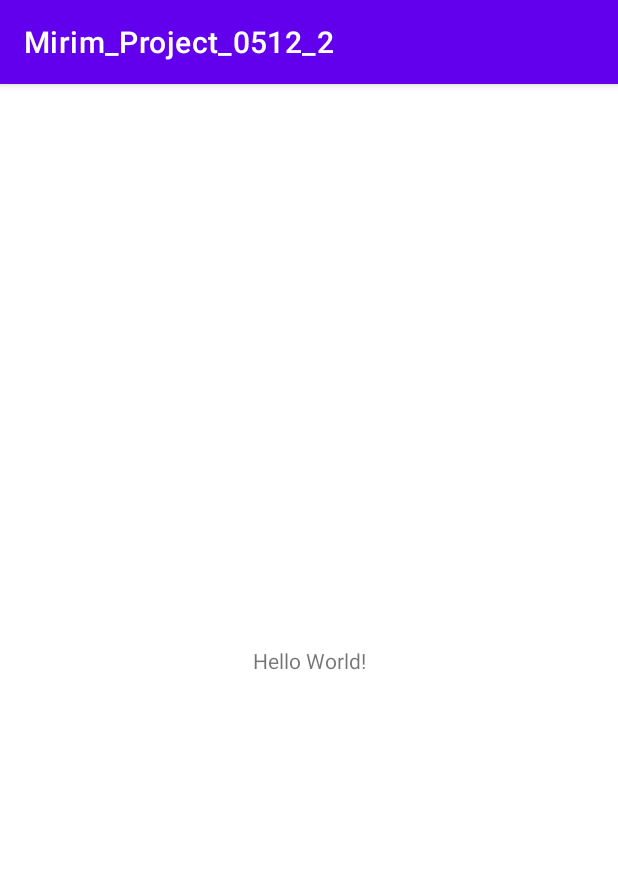
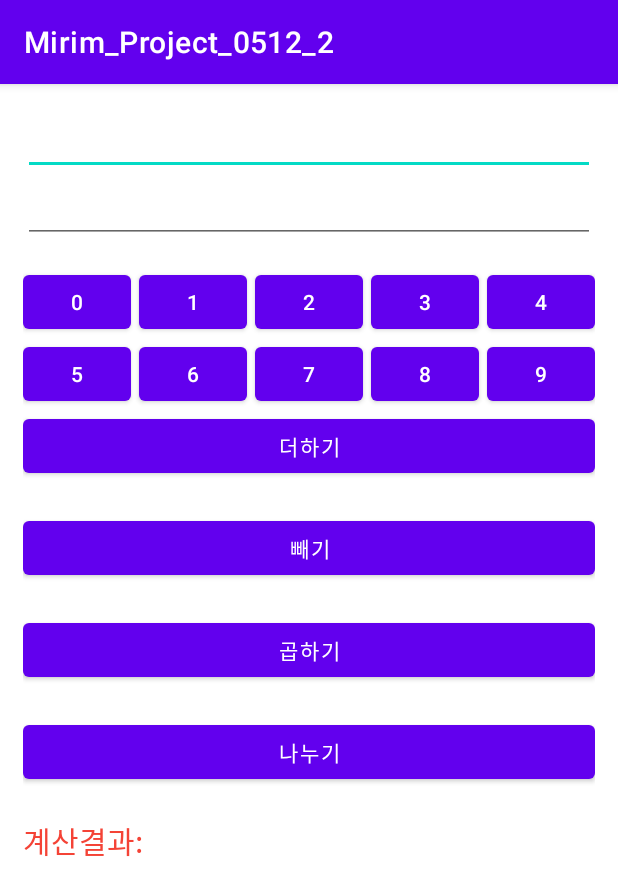
Before and after one commit to jihye1012/Mirim_Project_0512_2, an Android app: the screen it shows after launch (MainActivity), on a phone screen of 412 x 824 dp. Shown: the top 896 px of the screen. Run offline under Robolectric (Android 15) with nearby library versions, the phone set to English and light mode, and no system bars.

Commit message:
실습 5-2 필드 선언까지

```diff
--- a/app/src/main/java/kr/hs/emirim/s2127/mirim_project_0512_2/MainActivity.java
+++ b/app/src/main/java/kr/hs/emirim/s2127/mirim_project_0512_2/MainActivity.java
@@ -3,8 +3,16 @@ package kr.hs.emirim.s2127.mirim_project_0512_2;
 import androidx.appcompat.app.AppCompatActivity;
 
 import android.os.Bundle;
+import android.widget.Button;
+import android.widget.EditText;
+import android.widget.TextView;
 
 public class MainActivity extends AppCompatActivity {
+    EditText edit1, edit2;
+    int[] btnNumId = {R.id.btn0, R.id.btn1,R.id.btn2,R.id.btn3,R.id.btn4
+            ,R.id.btn5, R.id.btn6,R.id.btn7,R.id.btn8,R.id.btn9};
+    Button[] btnNum = new Button[10];
+    TextView textResult;
 
     @Override
     protected void onCreate(Bundle savedInstanceState) {
--- a/app/src/main/res/layout/activity_main.xml
+++ b/app/src/main/res/layout/activity_main.xml
@@ -1,18 +1,137 @@
 <?xml version="1.0" encoding="utf-8"?>
-<androidx.constraintlayout.widget.ConstraintLayout xmlns:android="http://schemas.android.com/apk/res/android"
+<LinearLayout xmlns:android="http://schemas.android.com/apk/res/android"
     xmlns:app="http://schemas.android.com/apk/res-auto"
     xmlns:tools="http://schemas.android.com/tools"
     android:layout_width="match_parent"
     android:layout_height="match_parent"
+    android:orientation="vertical"
+    android:padding="15dp"
     tools:context=".MainActivity">
 
+    <EditText
+        android:id="@+id/edit1"
+        android:layout_width="match_parent"
+        android:layout_height="wrap_content"/>
+
+    <EditText
+        android:id="@+id/edit2"
+        android:layout_width="match_parent"
+        android:layout_height="wrap_content"/>
+
+    <TableLayout
+        android:layout_marginTop="15dp"
+        android:layout_width="match_parent"
+        android:layout_height="wrap_content">
+        <TableRow>
+            <Button
+                android:id="@+id/btn0"
+                android:layout_weight="1"
+                android:layout_width="wrap_content"
+                android:layout_height="wrap_content"
+                android:layout_marginRight="5dp"
+                android:text="0"/>
+            <Button
+                android:id="@+id/btn1"
+                android:layout_weight="1"
+                android:layout_width="wrap_content"
+                android:layout_height="wrap_content"
+                android:layout_marginRight="5dp"
+                android:text="1"/>
+            <Button
+                android:id="@+id/btn2"
+                android:layout_weight="1"
+                android:layout_width="wrap_content"
+                android:layout_height="wrap_content"
+                android:layout_marginRight="5dp"
+                android:text="2"/>
+            <Button
+                android:id="@+id/btn3"
+                android:layout_weight="1"
+                android:layout_width="wrap_content"
+                android:layout_height="wrap_content"
+                android:layout_marginRight="5dp"
+                android:text="3"/>
+            <Button
+                android:id="@+id/btn4"
+                android:layout_weight="1"
+                android:layout_width="wrap_content"
+                android:layout_height="wrap_content"
+                android:text="4"/>
+        </TableRow>
+        <TableRow>
+            <Button
+                android:id="@+id/btn5"
+                android:layout_weight="1"
+                android:layout_width="wrap_content"
+                android:layout_height="wrap_content"
+                android:layout_marginRight="5dp"
+                android:text="5"/>
+            <Button
+                android:id="@+id/btn6"
+                android:layout_weight="1"
+                android:layout_width="wrap_content"
+                android:layout_height="wrap_content"
+                android:layout_marginRight="5dp"
+                android:text="6"/>
+            <Button
+                android:id="@+id/btn7"
+                android:layout_weight="1"
+                android:layout_width="wrap_content"
+                android:layout_height="wrap_content"
+                android:layout_marginRight="5dp"
+                android:text="7"/>
+            <Button
+                android:id="@+id/btn8"
+                android:layout_weight="1"
+                android:layout_width="wrap_content"
+                android:layout_height="wrap_content"
+                android:layout_marginRight="5dp"
+                android:text="8"/>
+            <Button
+                android:id="@+id/btn9"
+                android:layout_weight="1"
+                android:layout_width="wrap_content"
+                android:layout_height="wrap_content"
+                android:text="9"/>
+        </TableRow>
+
+
+    </TableLayout>
+    <Button
+        android:id="@+id/btn_plus"
+        android:layout_width="match_parent"
+        android:layout_height="wrap_content"
+        android:layout_marginBottom="20dp"
+        android:text="더하기"/>
+    <Button
+        android:id="@+id/btn_minus"
+        android:layout_width="match_parent"
+        android:layout_height="wrap_content"
+        android:layout_marginBottom="20dp"
+        android:text="빼기"/>
+    <Button
+        android:id="@+id/btn_multi"
+        android:layout_width="match_parent"
+        android:layout_height="wrap_content"
+        android:layout_marginBottom="20dp"
+        android:text="곱하기"/>
+    <Button
+        android:id="@+id/btn_divide"
+        android:layout_width="match_parent"
+        android:layout_height="wrap_content"
+        android:layout_marginBottom="20dp"
+        android:text="나누기"/>
     <TextView
-        android:layout_width="wrap_content"
-        android:layout_height="wrap_content"
-        android:text="Hello World!"
-        app:layout_constraintBottom_toBottomOf="parent"
-        app:layout_constraintLeft_toLeftOf="parent"
-        app:layout_constraintRight_toRightOf="parent"
-        app:layout_constraintTop_toTopOf="parent" />
+        android:id="@+id/text_result"
+        android:layout_width="match_parent"
+        android:layout_height="match_parent"
 
-</androidx.constraintlayout.widget.ConstraintLayout>
+        android:text="계산결과:"
+        android:textColor="#F44336"
+        android:textSize="20sp"/>
+
+
+
+
+
+</LinearLayout>
```
